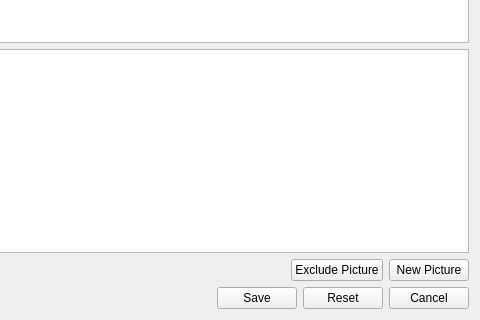
Qt form client/uiforms/category_edit.ui (Wolframe/configurator) before a commit; both pictures show x 102 to 582 and y 221 to 541 of the 582 by 541 pixel window.
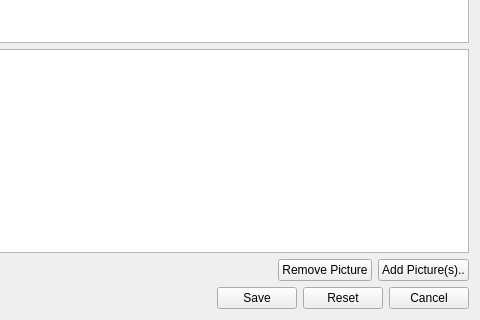
The same form after that commit. Icons and pictures are not drawn.

Patch:
```diff
--- a/client/uiforms/category_edit.ui
+++ b/client/uiforms/category_edit.ui
@@ -126,7 +126,7 @@
      <item>
       <widget class="QPushButton" name="exclude_pictures">
        <property name="text">
-        <string>Exclude Picture</string>
+        <string>Remove Picture</string>
        </property>
        <property name="datasignal:clicked" stdset="0">
         <string>exclude_picture@main.pictures</string>
@@ -136,7 +136,7 @@
      <item>
       <widget class="QPushButton" name="new_pictures">
        <property name="text">
-        <string>New Picture</string>
+        <string>Add Picture(s)..</string>
        </property>
        <property name="form" stdset="0">
         <string>picture_select?widgetid={main.widgetid}_picture</string>
```
Left out of the diff: 3 changed lines with no effect on the pictures.
